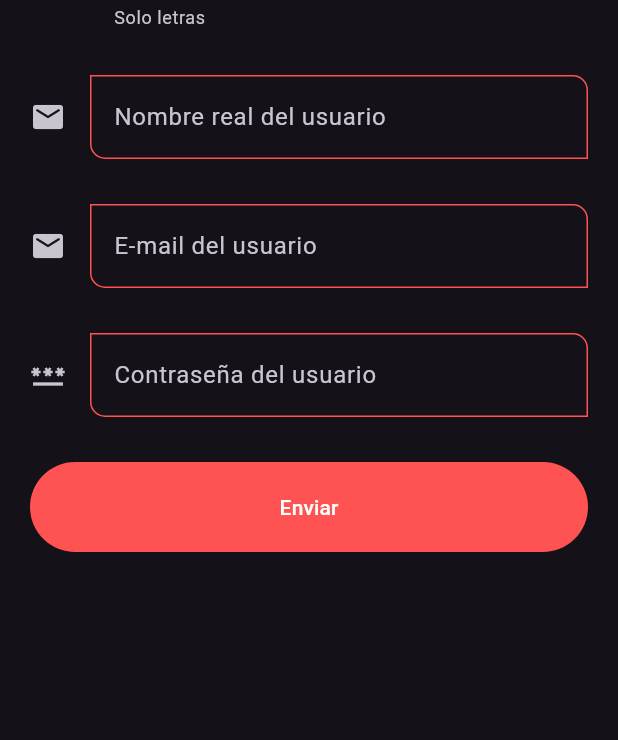
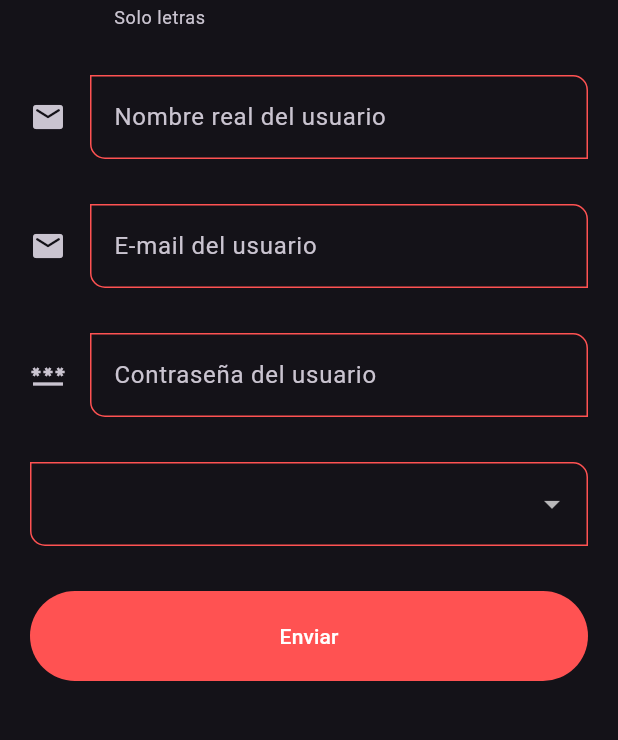
Before and after one commit to Franma2005/pokemon_app, a Flutter app: the InputpokemonScreen screen opened by its route, on a phone screen of 412 x 824 dp, the part 183-923 px from its top. Run offline on Flutter 3.47's test engine with Material 3 defaults, Android fonts, the phone set to English and light mode, and no system bars.

```diff
--- a/lib/router/app_routes.dart
+++ b/lib/router/app_routes.dart
@@ -55,6 +55,12 @@ class AppRoutes {
       nombre: 'Input pokemon',
       screen: InputpokemonScreen()
     ),
+    MenuOption(
+      route: '/sliderpokemon',
+      icon: Icon(icon),
+      nombre: 'Slider pokemon',
+      screen: InputpokemonScreen()
+    ),
   ];
 
   AppRoutes._singleton();
--- a/lib/screens/inputpokemon_screen.dart
+++ b/lib/screens/inputpokemon_screen.dart
@@ -34,6 +34,8 @@ class InputpokemonScreen extends StatelessWidget {
                 hintText: 'Entrenador Pokemon',
                 labelText: 'Nombre de Entrenador',
                 helperText: 'Solo letras',
+                formProperty: 'entrenador',
+                formTrainerValues: formTrainerValues,
                 suffixIcon: Icons.catching_pokemon_outlined,
                 icon: Icons.catching_pokemon_rounded,
                 obscureText: false,
@@ -42,6 +44,8 @@ class InputpokemonScreen extends StatelessWidget {
               CustomPokemonTextFormFile(
                 hintText: 'Nombre Real',
                 labelText: 'Nombre real del usuario',
+                formProperty: 'nombre',
+                formTrainerValues: formTrainerValues,
                 icon: Icons.email_rounded,
                 obscureText: false,
               ),
@@ -49,6 +53,8 @@ class InputpokemonScreen extends StatelessWidget {
               CustomPokemonTextFormFile(
                 hintText: 'E-mail',
                 labelText: 'E-mail del usuario',
+                formProperty: 'email',
+                formTrainerValues: formTrainerValues,
                 icon: Icons.email_rounded,
                 keyboardType: TextInputType.emailAddress,
                 obscureText: false,
@@ -57,14 +63,29 @@ class InputpokemonScreen extends StatelessWidget {
               CustomPokemonTextFormFile(
                 hintText: 'Contraseña',
                 labelText: 'Contraseña del usuario',
+                formProperty: 'password',
+                formTrainerValues: formTrainerValues,
                 icon: Icons.password,
                 obscureText: true,
               ),
               SizedBox(height: 30),
+              DropdownButtonFormField(
+                items: const[
+                  DropdownMenuItem(value: 'Entrenador', child: Text('entrenador base')),
+                  DropdownMenuItem(value: 'Pokeranger', child: Text('pokeranger')),
+                  DropdownMenuItem(value: 'Líder gimnasio', child: Text('lider gimnasio')),
+                  DropdownMenuItem(value: 'Líder liga pokemon', child: Text('lider liga pokemon')),
+                ],
+                onChanged: ((value) {
+                  print(value ?? '');
+                  formTrainerValues['role'] = value ?? 'entrenador base';
+                })
+              ),
+              SizedBox(height: 30,),
               ElevatedButton(
                 onPressed: () {
                   FocusScope.of(context).requestFocus(FocusNode());
-
+                  print(formTrainerValues);
                   if(!myFormKey.currentState!.validate()) {
                     print('Formulario no válido');
                     return;
--- a/lib/screens/screen.dart
+++ b/lib/screens/screen.dart
@@ -6,3 +6,4 @@ export 'listview2pokemon_screen copy.dart';
 export 'avatarpokemon_screen.dart';
 export 'animatedpokemon_screen.dart';
 export 'inputpokemon_screen.dart';
+export 'sliderpokemon_screen.dart';
--- a/lib/widgets/custom_pokemon_text_form_file.dart
+++ b/lib/widgets/custom_pokemon_text_form_file.dart
@@ -10,8 +10,11 @@ class CustomPokemonTextFormFile extends StatelessWidget {
   final TextInputType? keyboardType;
   final bool obscureText;
 
+  final String formProperty;
+  final Map<String, String> formTrainerValues;
+
   const CustomPokemonTextFormFile({
-    super.key, this.hintText, this.labelText, this.helperText, this.icon, this.suffixIcon, this.keyboardType, required this.obscureText
+    super.key, this.hintText, this.labelText, this.helperText, this.icon, this.suffixIcon, this.keyboardType, required this.obscureText, required this.formProperty, required this.formTrainerValues
   });
 
   @override
@@ -22,7 +25,7 @@ class CustomPokemonTextFormFile extends StatelessWidget {
       obscureText: obscureText,
       //initialValue: 'Entrenado Pokemon',
       textCapitalization: TextCapitalization.words,
-      onChanged: (String value) => print(value),
+      onChanged: (String value) => formTrainerValues[formProperty] = value,
       validator: (String? value) {
         if(value!.length < 3) return 'Mínimo 3 caracteres';
       },
```
Also changed, not shown: lib/screens/sliderpokemon_screen.dart (added, +29 -0 lines).
